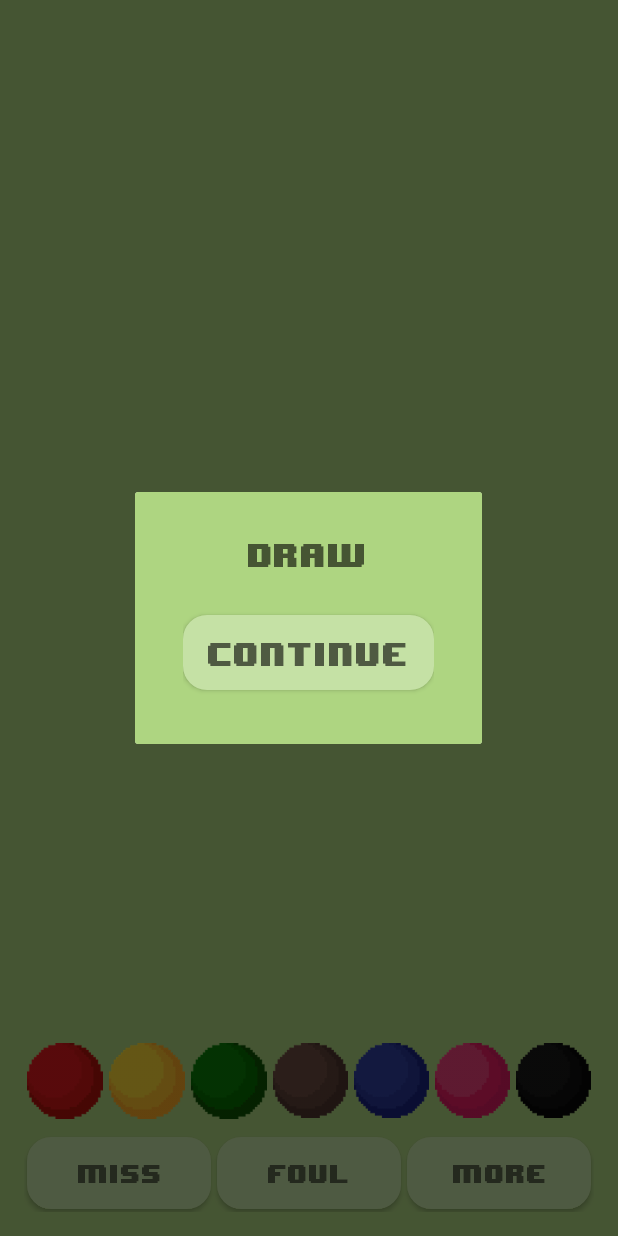
After one commit to Lmaabdul/SnookerCounter, an Android app: the fragment NextFrameDialog placed in its activity, on a phone screen of 412 x 824 dp. The commit adds this screen. Run offline under Robolectric (Android 15) with nearby library versions, the light colour scheme and no system bars.

Commit message:
next frame dialog is working now

```diff
--- /dev/null
+++ b/app/src/main/java/com/konieczny91/adam/snookercounter/logic/NextFrameDialog.java
@@ -0,0 +1,96 @@
+package com.konieczny91.adam.snookercounter.logic;
+
+import android.graphics.Typeface;
+import android.os.Bundle;
+import android.support.annotation.Nullable;
+import android.support.v4.app.DialogFragment;
+import android.view.LayoutInflater;
+import android.view.View;
+import android.view.ViewGroup;
+import android.widget.Button;
+import android.widget.TextView;
+
+import com.konieczny91.adam.snookercounter.R;
+
+/**
+ * Created by Adam on 25.10.2017.
+ */
+
+public class NextFrameDialog extends DialogFragment {
+
+    Button continueButton;
+    TextView frameWinTextView;
+    String playerName;
+    String playerLastName;
+
+    NextFrameListener listener;
+
+    public interface NextFrameListener
+    {
+        void onFinishNextFrameDialog();
+    }
+
+
+    public NextFrameDialog(){}
+
+    public static NextFrameDialog newInstance(String playerName, String playerLastName)
+    {
+        Bundle args = new Bundle();
+        args.putString("playerName",playerName);
+        args.putString("playerLastName",playerLastName);
+        NextFrameDialog dialog = new NextFrameDialog();
+        dialog.setArguments(args);
+        return dialog;
+    }
+
+    public static NextFrameDialog newInstance()
+    {
+        NextFrameDialog dialog = new NextFrameDialog();
+        return dialog;
+    }
+
+
+    @Nullable
+    @Override
+    public View onCreateView(LayoutInflater inflater, @Nullable ViewGroup container, Bundle savedInstanceState) {
+
+        View view = inflater.inflate(R.layout.dialog_next_frame,container,false);
+        getDialog().setCancelable(false);
+        getDialog().requestWindowFeature(STYLE_NO_TITLE);
+
+
+        Typeface retro = Typeface.createFromAsset(getContext().getAssets(), "fonts/8-BIT WONDER.ttf");
+
+        frameWinTextView = (TextView) view.findViewById(R.id.dialog_next_frame_text_view);
+        continueButton = (Button) view.findViewById(R.id.dialog_next_frame_button);
+        frameWinTextView.setTypeface(retro);
+
+        listener = (NextFrameListener) getActivity();
+
+        if(getArguments()!= null)
+        {
+            playerName = getArguments().getString("playerName");
+            playerLastName = getArguments().getString("playerLastName");
+            frameWinTextView.setText(playerName+" "+playerLastName+" won the frame");
+        }
+        else
+        {
+            frameWinTextView.setText("Draw");
+        }
+
+
+        continueButton.setTypeface(retro);
+        continueButton.setText("Continue");
+
+        continueButton.setOnClickListener(new View.OnClickListener() {
+            @Override
+            public void onClick(View v)
+            {
+                listener.onFinishNextFrameDialog();
+                dismiss();
+            }
+        });
+
+        return view;
+    }
+}
--- /dev/null
+++ b/app/src/main/res/layout/dialog_next_frame.xml
@@ -0,0 +1,32 @@
+<?xml version="1.0" encoding="utf-8"?>
+<LinearLayout xmlns:android="http://schemas.android.com/apk/res/android"
+    xmlns:tools="http://schemas.android.com/tools"
+    android:orientation="vertical" android:layout_width="match_parent"
+    android:layout_height="match_parent"
+    android:background="@color/backgroundColor"
+    android:gravity="center"
+    android:padding="32dp">
+
+
+    <TextView
+        android:id="@+id/dialog_next_frame_text_view"
+        android:layout_width="wrap_content"
+        android:layout_height="wrap_content"
+        android:textAlignment="center"
+        tools:text = "Frame won by Guest Player 1"
+        android:textAppearance="?android:textAppearanceMedium"
+        android:paddingBottom="32dp"
+        android:maxLines="2"
+        />
+
+    <Button
+        android:id="@+id/dialog_next_frame_button"
+        android:layout_width="wrap_content"
+        android:layout_height="wrap_content"
+        android:padding="16dp"
+        android:layout_marginBottom="4dp"
+        tools:text="continue"
+        android:textAppearance="?android:textAppearanceMedium"
+        android:background="@drawable/buttonselector"/>
+
+</LinearLayout>
--- a/app/src/main/res/values/strings.xml
+++ b/app/src/main/res/values/strings.xml
@@ -28,4 +28,5 @@
     <string name="playerTurn">Pick Player to continue or assign free ball </string>
     <string name="repeatFoul">repeat foul</string>
     <string name="nextPlayer">Next player</string>
+    <string name="nextFrameContinue">aa</string>
 </resources>
```
Also changed, not shown: app/src/main/java/com/konieczny91/adam/snookercounter/FrameActivity.java (+53 -55 lines), app/src/main/java/com/konieczny91/adam/snookercounter/MatchConfigurationActivity.java (+6 -3 lines), app/src/main/java/com/konieczny91/adam/snookercounter/logic/GamePlayers.java (+6 -3 lines).
